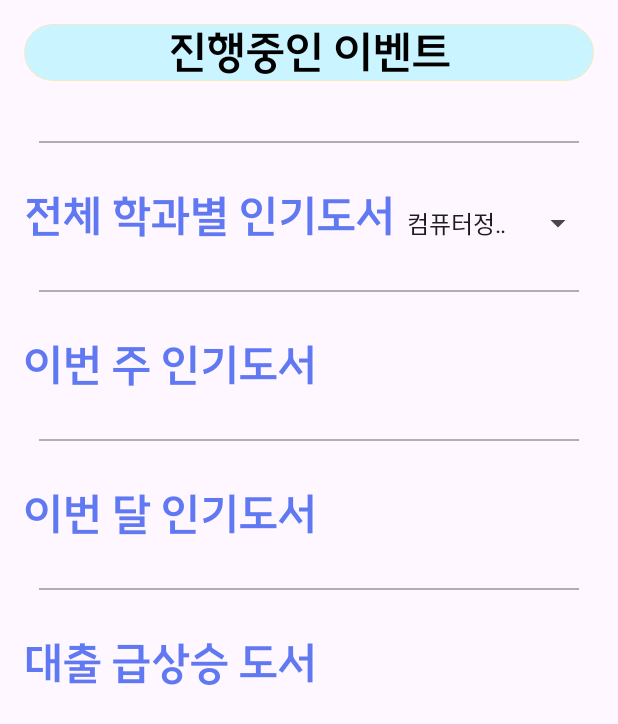
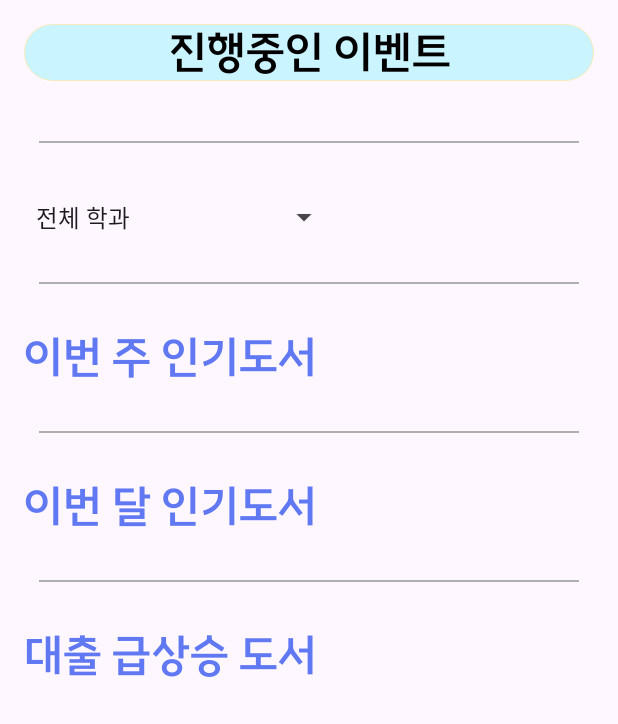
Before and after one commit to woodonghyeon/BooksCovery, an Android app: the layout fragment_home.xml on its own in the app's theme, with its tools: preview values and no code run, on a phone screen of 412 x 824 dp. Shown: the top 724 px of the screen. Run offline under Robolectric (Android 15) with nearby library versions, the phone set to English and light mode, and no system bars.

Commit message:
UPDATE : 학과별 인기도서 / Spinner

```diff
--- a/app/src/main/java/com/example/androidteamproject/Home/FragmentHome.java
+++ b/app/src/main/java/com/example/androidteamproject/Home/FragmentHome.java
@@ -479,7 +479,6 @@ public class FragmentHome extends Fragment {
             @Override
             public void onNothingSelected(AdapterView<?> parent) {
                 // 이거 없으면 selectedListener 안 먹힌다고 함
-                tv_department.setText("전체 학과 인기도서");
             }
         });
     }
--- a/app/src/main/res/layout/fragment_home.xml
+++ b/app/src/main/res/layout/fragment_home.xml
@@ -55,7 +55,7 @@
                 android:layout_width="wrap_content"
                 android:layout_height="wrap_content"
                 android:fontFamily="@font/suitebold"
-                android:text="전체 학과별 인기도서"
+                android:text=""
                 android:textColor="@color/brandcolor2"
                 android:textSize="30dp"
                 android:gravity="start"/>
@@ -64,7 +64,7 @@
                 android:layout_width="wrap_content"
                 android:layout_height="wrap_content"
                 android:spinnerMode="dialog"
-                android:entries="@array/department_array"/>
+                android:entries="@array/department_array2"/>
         </LinearLayout>
 
         <com.google.android.material.divider.MaterialDivider
--- a/app/src/main/res/values/strings.xml
+++ b/app/src/main/res/values/strings.xml
@@ -35,4 +35,32 @@
         <item>콘텐츠디자인과</item>
         <item>만화애니메이션과</item>
     </string-array>
+    <string-array name="department_array2">
+        <item>전체 학과</item>
+        <item>컴퓨터정보계열</item>
+        <item>IT온라인창업과</item>
+        <item>AI융합기계계열</item>
+        <item>반도체전자계열</item>
+        <item>무인항공드론과</item>
+        <item>신재생에너지전기계열</item>
+        <item>건축과</item>
+        <item>인테리어디자인과</item>
+        <item>DIY실내장식과</item>
+        <item>항공정비부사관과</item>
+        <item>국방정보통신과</item>
+        <item>의무/전투부사관과</item>
+        <item>글로벌시스템융합과</item>
+        <item>경영회계서비스계열</item>
+        <item>호텔항공관광과</item>
+        <item>사회복지과</item>
+        <item>유아교육과</item>
+        <item>간호학과</item>
+        <item>보건의료행정과</item>
+        <item>응급구조과</item>
+        <item>동물보건과</item>
+        <item>반려동물과</item>
+        <item>조리제과제빵과</item>
+        <item>콘텐츠디자인과</item>
+        <item>만화애니메이션과</item>
+    </string-array>
 </resources>
```
